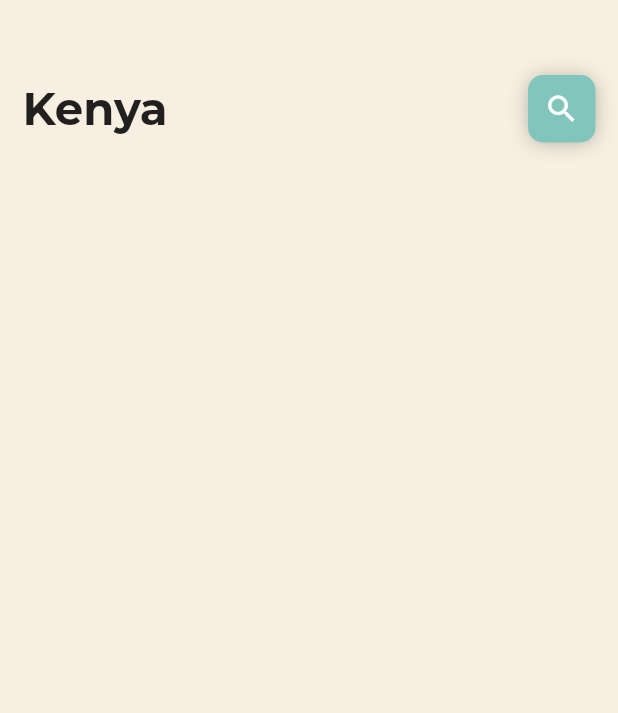
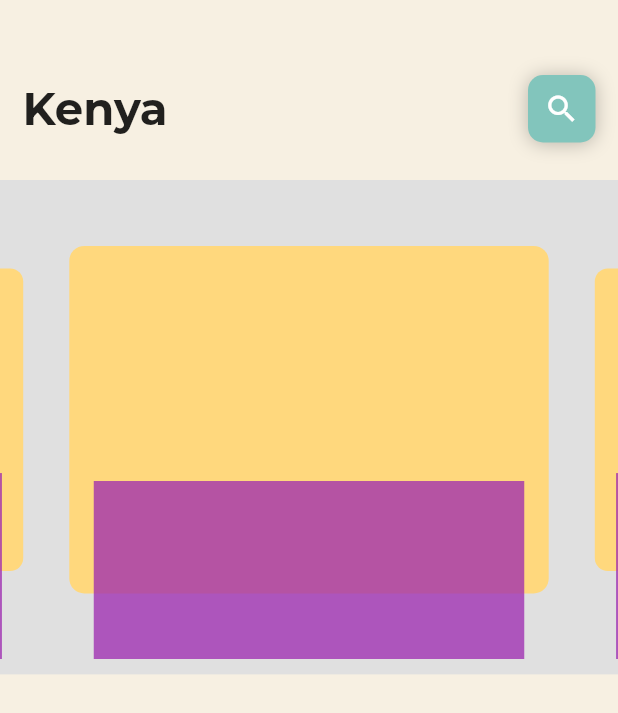
Before and after one commit to margaiwangara/flutter-food-delivery-app, a Flutter app: the screen it shows after launch, on a phone screen of 412 x 824 dp. Shown: the top 713 px of the screen. Run offline on Flutter 3.47's test engine with Material 2 defaults, Android fonts, the phone set to English and light mode, and no system bars; drawn by our look-alikes of carousel_slider; our stand-ins replace google_fonts, wakelock.

```diff
--- a/lib/ui/home.dart
+++ b/lib/ui/home.dart
@@ -1,3 +1,4 @@
+import 'package:carousel_slider/carousel_slider.dart';
 import 'package:flutter/material.dart';
 import 'package:google_fonts/google_fonts.dart';
 
@@ -21,7 +22,9 @@ class _HomepageState extends State<Homepage> {
         height: MediaQuery.of(context).size.height,
         width: MediaQuery.of(context).size.width,
         color: Theme.of(context).primaryColor.withOpacity(0.16),
-        child: _homePageHeader(),
+        child: Column(
+          children: <Widget>[_homePageHeader(), _homePageHero()],
+        ),
       )
     ]));
   }
@@ -64,8 +67,67 @@ class _HomepageState extends State<Homepage> {
               )
             ],
           ),
+        ),
+        SizedBox(
+          height: 25.0,
         )
       ],
     ));
   }
+
+  _homePageHero() {
+    return Hero(
+      tag: 'Homepage Hero',
+      child: Container(
+        color: Colors.grey[300],
+        height: MediaQuery.of(context).size.height * 0.4,
+
+        // constraints: BoxConstraints(
+        //     minHeight: MediaQuery.of(context).size.height - 150.0),
+        child: Column(
+            mainAxisSize: MainAxisSize.min,
+            mainAxisAlignment: MainAxisAlignment.start,
+            children: <Widget>[
+              Expanded(
+                  child: CarouselSlider(
+                autoPlay: true,
+                autoPlayInterval: Duration(seconds: 2),
+                enableInfiniteScroll: true,
+                enlargeCenterPage: true,
+                items: List.generate(10, (i) {
+                  return Builder(
+                    builder: (BuildContext context) {
+                      return new Stack(
+                        alignment: Alignment.bottomCenter,
+                        overflow: Overflow.visible,
+                        children: <Widget>[
+                          Container(
+                            width: MediaQuery.of(context).size.width,
+                            margin: const EdgeInsets.symmetric(horizontal: 5.0),
+                            decoration: BoxDecoration(
+                                color: Theme.of(context).primaryColor,
+                                borderRadius: BorderRadius.circular(10.0)),
+                          ),
+                          Positioned(
+                              bottom: -75.0,
+                              child: Container(
+                                width:
+                                    MediaQuery.of(context).size.width - 125.0,
+                                height: 150.0,
+                                decoration: BoxDecoration(
+                                    color: Colors.purple.withOpacity(0.75)),
+                              ))
+                        ],
+                      );
+                    },
+                  );
+                }),
+              )),
+              SizedBox(
+                height: 10.0,
+              )
+            ]),
+      ),
+    );
+  }
 }
```
